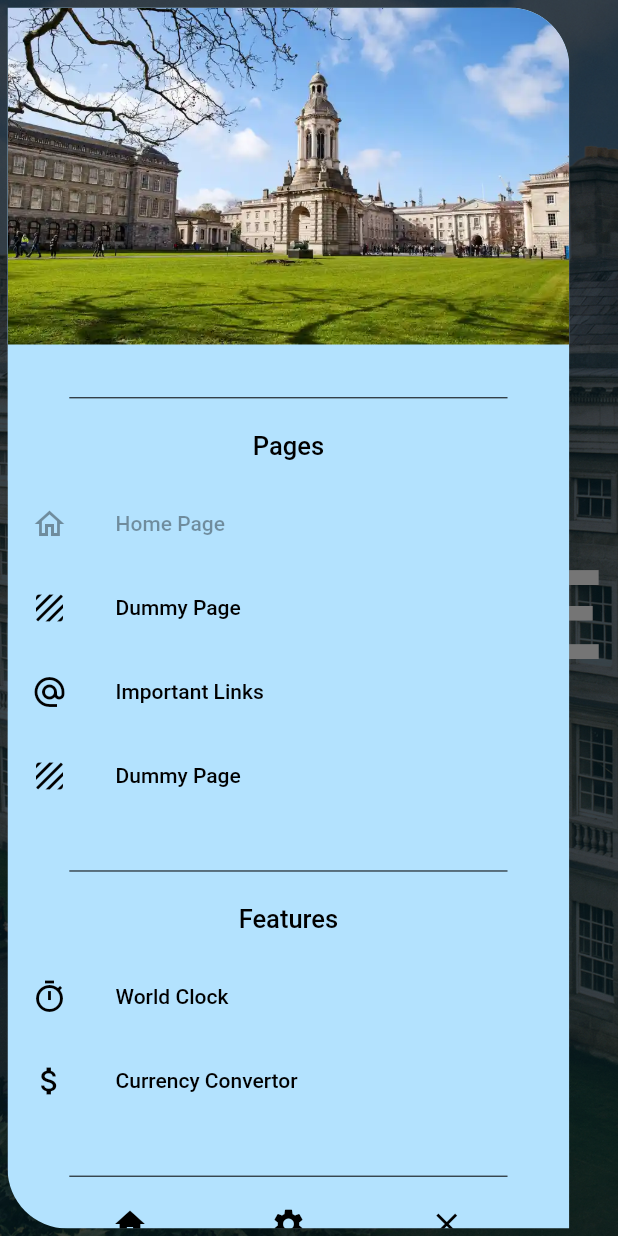
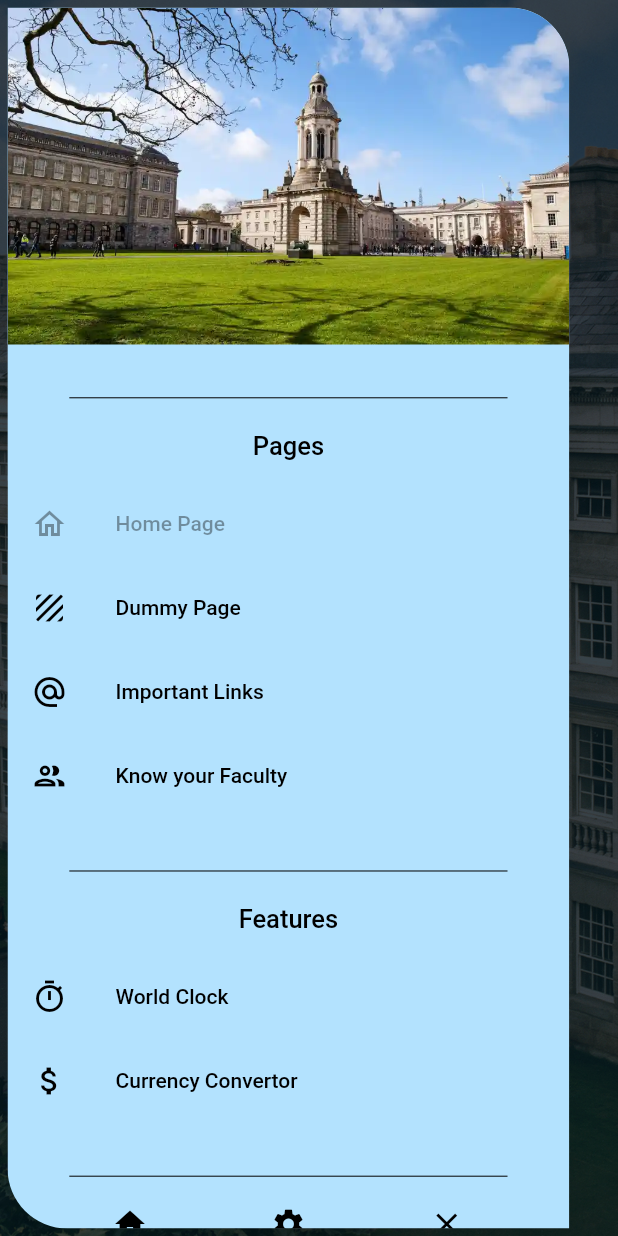
Before and after one commit to muditgarg48/candle_in_dark, a Flutter app: the screen it shows after launch, with the side drawer open, on a phone screen of 412 x 824 dp. Run offline on Flutter 3.47's test engine with Material 2 defaults, Android fonts, the phone set to English and light mode, and no system bars; drawn by our look-alikes of animated_text_kit; our stand-ins replace analog_clock, banner_carousel, cached_network_image, concentric_transition, firebase_core, firebase_storage and 3 more; missing offline and left inert: currency_picker, curved_drawer_fork, expand_widget, frankfurter, quds_ui_kit; accounts and stored records are empty.

Commit message:
Addition of Faculty page

```diff
--- a/lib/global_values.dart
+++ b/lib/global_values.dart
@@ -9,6 +9,7 @@ import './pages/about.dart';
 import './pages/imp_links.dart';
 import './pages/home_page.dart';
 import './pages/settings.dart';
+import 'pages/faculty.dart';
 
 String versionNumber = "1.0.0";
 
@@ -62,15 +63,15 @@ var pages = <Map<String, dynamic>>[
   },
   {
     //3
-    'route_name': 'dummy',
-    'route': (context) => const DummyPage(),
-    'class': const DummyPage(),
-    'labelName': "Dummy Page",
-    'active_icon': Icons.texture_sharp,
-    'icon': Icons.texture_outlined,
-    'appBarTitle': "PLACEHOLDER PAGE",
+    'route_name': 'faculty',
+    'route': (context) => const TheFacultyPage(),
+    'class': const TheFacultyPage(),
+    'labelName': "Know your Faculty",
+    'active_icon': Icons.people_alt_outlined,
+    'icon': Icons.people_outline_outlined,
+    'appBarTitle': "KNOW YOUR FACULTY",
     'appBarBG':
-        "https://miro.medium.com/max/1400/1*WmSNhK1BGctLUuXFVnV8pw.jpeg",
+        "https://images.unsplash.com/photo-1505663912202-ac22d4cb3707?ixlib=rb-1.2.1&ixid=MnwxMjA3fDB8MHxwaG90by1wYWdlfHx8fGVufDB8fHx8&auto=format&fit=crop&w=1170&q=80",
   },
 ];
 
--- a/lib/pages/home_page.dart
+++ b/lib/pages/home_page.dart
@@ -15,16 +15,17 @@ class MyHomePage extends StatefulWidget {
 class MyHomePageState extends State<MyHomePage> {
   final GlobalKey<ScaffoldState> scaffoldKey = GlobalKey<ScaffoldState>();
 
-  Widget title(String txt) {
+  Widget title(List<String> txtList, double size) {
     return AnimatedTextKit(
       animatedTexts: [
+        for (var txt in txtList)
           TypewriterAnimatedText(
             txt,
             speed: const Duration(milliseconds: 100),
             cursor: " _",
             textStyle: TextStyle(
               color: Colors.white,
-            fontSize: MediaQuery.of(context).size.height / 10,
+              fontSize: size,
               fontWeight: FontWeight.bold,
             ),
           ),
@@ -34,7 +35,19 @@ class MyHomePageState extends State<MyHomePage> {
 
   Widget homePage() {
     return Center(
-      child: title("WELCOME"),
+      child: Column(
+        mainAxisAlignment: MainAxisAlignment.center,
+        children: [
+          title(
+            [
+              "WELCOME",
+              "to",
+              "Candle in Dark",
+            ],
+            MediaQuery.of(context).size.height / 15,
+          ),
+        ],
+      ),
     );
   }
 
```
Also changed, not shown: assets/json/faculty.json (added, +87 -0 lines), lib/pages/faculty.dart (added, +127 -0 lines). Lines whose indentation alone changed are shown as unchanged.
